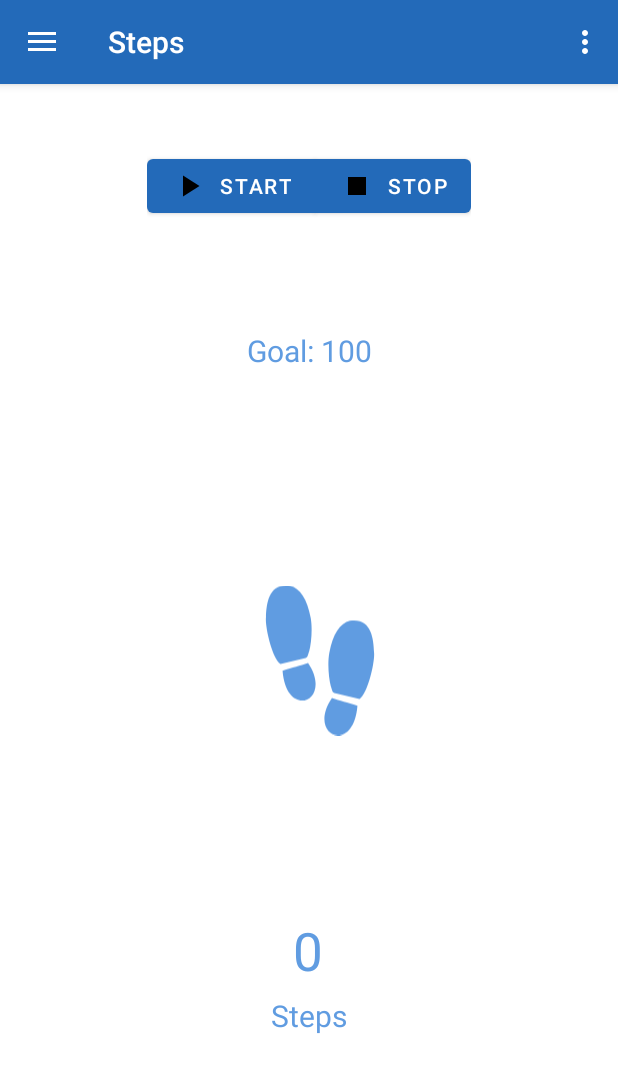
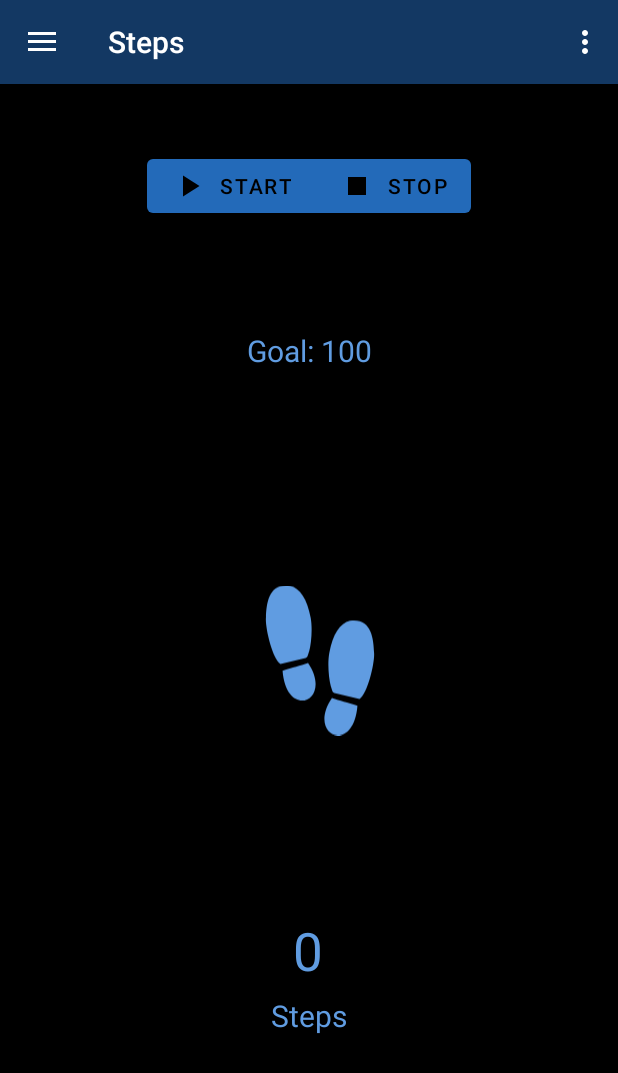
Before and after one commit to hahabvnvdf/MWC_Project, an Android app: the screen it shows after launch once a user with an empty profile is signed in (MainActivity), on a phone screen of 412 x 824 dp. Shown: the top 1073 px of the screen. Run offline under Robolectric (Android 15) with nearby library versions, the phone set to English and light mode, and no system bars; our stand-ins replace Firebase (no records; nobody signed in at launch, a user with empty details on screens opened directly), navigation-ui.

Commit message:
fix scoreboard and temporary fix the color problem

```diff
--- a/StepMapper/app/src/main/java/com/example/stepmapper/FirebaseDatabaseHelper.java
+++ b/StepMapper/app/src/main/java/com/example/stepmapper/FirebaseDatabaseHelper.java
@@ -238,7 +238,7 @@ public class FirebaseDatabaseHelper{
     }
 
     private static void getFriendData(final DataSnapshot snapshot, final String date) {
-        final String username = snapshot.getKey().split("@")[0];
+        final String username = snapshot.getKey();
 
         String uid =snapshot.child("uid").getValue().toString();
         final DatabaseReference mDatabaseReference2 = FirebaseDatabase.getInstance().getReference().child("UserData").child("Step Count").child(username+" : " +uid).child(date);
--- a/StepMapper/app/src/main/java/com/example/stepmapper/ui/scoreboard/ScoreboardFragment.java
+++ b/StepMapper/app/src/main/java/com/example/stepmapper/ui/scoreboard/ScoreboardFragment.java
@@ -168,7 +168,7 @@ public class ScoreboardFragment extends Fragment {
                             TableRow.LayoutParams.WRAP_CONTENT));
 
                     TextView tv2 = new TextView(getActivity());
-                    tv2.setText(k);
+                    tv2.setText(k.split("@")[0]);
                     TextView tv3 = new TextView(getActivity());
                     tv3.setText(v);
                     tr_head1.addView(tv2);
--- a/StepMapper/app/src/main/res/layout/activity_main.xml
+++ b/StepMapper/app/src/main/res/layout/activity_main.xml
@@ -6,7 +6,7 @@
     android:layout_width="match_parent"
     android:layout_height="match_parent"
     android:fitsSystemWindows="true"
-    android:background="@color/white"
+    android:background="@color/background"
     tools:openDrawer="start">
     <!-- This LinearLayout represents the contents of the screen  -->
 
@@ -28,7 +28,7 @@
         android:layout_gravity="start"
         android:fitsSystemWindows="true"
         app:headerLayout="@layout/nav_header_main"
-        android:background="@color/white"
+        android:background="@color/background"
         app:menu="@menu/activity_main_drawer" />
 
 
--- a/StepMapper/app/src/main/res/layout/app_bar_main.xml
+++ b/StepMapper/app/src/main/res/layout/app_bar_main.xml
@@ -14,9 +14,8 @@
         <androidx.appcompat.widget.Toolbar
             android:id="@+id/toolbar"
             android:layout_width="match_parent"
-
             android:layout_height="?attr/actionBarSize"
-            android:background="?attr/colorPrimary"
+            android:background="@color/colorPrimaryDark"
             app:popupTheme="@style/AppTheme.PopupOverlay" />
 
     </com.google.android.material.appbar.AppBarLayout>
--- a/StepMapper/app/src/main/res/layout/fragment_home.xml
+++ b/StepMapper/app/src/main/res/layout/fragment_home.xml
@@ -4,7 +4,7 @@
     xmlns:tools="http://schemas.android.com/tools"
     android:layout_width="match_parent"
     android:layout_height="match_parent"
-    android:background="@color/white"
+    android:background="@color/background"
     tools:context=".ui.home.HomeFragment">
 
 
@@ -97,7 +97,7 @@
             android:layout_width="wrap_content"
             android:layout_height="wrap_content"
             android:text="@string/toggle_start"
-            android:textColor="@color/white"
+            android:textColor="@color/background"
             app:icon="@drawable/ic_start" />
 
         <com.google.android.material.button.MaterialButton
@@ -107,7 +107,7 @@
             android:layout_marginRight="20dp"
             android:layout_width="wrap_content"
             android:layout_height="wrap_content"
-            android:textColor="@color/white"
+            android:textColor="@color/background"
             android:text="@string/toggle_stop" />
     </com.google.android.material.button.MaterialButtonToggleGroup>
 
--- a/StepMapper/app/src/main/res/layout/fragment_map.xml
+++ b/StepMapper/app/src/main/res/layout/fragment_map.xml
@@ -4,7 +4,7 @@
     xmlns:tools="http://schemas.android.com/tools"
     android:layout_width="match_parent"
     android:layout_height="match_parent"
-    android:background="@color/white"
+    android:background="@color/background"
     tools:context=".ui.map.MapFragment">
 
 
--- a/StepMapper/app/src/main/res/layout/fragment_report.xml
+++ b/StepMapper/app/src/main/res/layout/fragment_report.xml
@@ -5,7 +5,7 @@
     android:layout_width="match_parent"
     android:layout_height="match_parent"
     android:forceHasOverlappingRendering="true"
-    android:background="@color/white"
+    android:background="@color/background"
     android:orientation="vertical"
     tools:context=".ui.report.ReportFragment">
 
--- a/StepMapper/app/src/main/res/layout/fragment_scoreboard.xml
+++ b/StepMapper/app/src/main/res/layout/fragment_scoreboard.xml
@@ -4,7 +4,7 @@
     xmlns:tools="http://schemas.android.com/tools"
     android:layout_width="match_parent"
     android:layout_height="match_parent"
-    android:background="@color/white"
+    android:background="@color/background"
     tools:context=".ui.scoreboard.ScoreboardFragment">
 
     <Button
--- a/StepMapper/app/src/main/res/layout/fragment_signup.xml
+++ b/StepMapper/app/src/main/res/layout/fragment_signup.xml
@@ -7,7 +7,7 @@
     android:gravity="center"
     android:orientation="vertical"
     android:paddingHorizontal="30dp"
-    android:background="@color/white"
+    android:background="@color/colorPrimary"
     tools:context=".ui.user.SignUpFragment">
 
 
--- a/StepMapper/app/src/main/res/values/colors.xml
+++ b/StepMapper/app/src/main/res/values/colors.xml
@@ -3,6 +3,6 @@
     <color name="colorPrimary">#236AB9</color>
     <color name="colorPrimaryDark">#133863</color>
     <color name="colorAccent">#609CE1</color>
-    <color name="background">#E1ECF9</color>
+    <color name="background">#000000</color>
     <color name="texthintcolor">#091D34</color>
 </resources>
```
